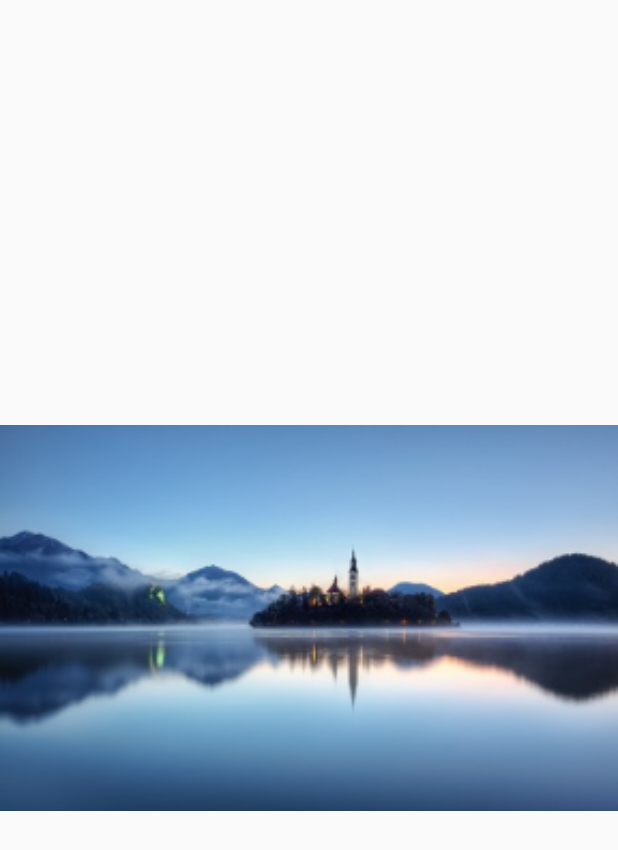
After one commit to chen22207/MiYouApp, an Android app: the LoginActivity screen opened directly, with no data from a screen before it, on a phone screen of 412 x 824 dp. The commit adds this screen. Shown: the top 850 px of the screen. Run offline under Robolectric (Android 15) with nearby library versions, the phone set to English and light mode, and no system bars; our stand-ins replace ButterKnife.

```diff
--- /dev/null
+++ b/app/src/main/java/com/firstblood/miyo/activity/LoginActivity.java
@@ -0,0 +1,68 @@
+package com.firstblood.miyo.activity;
+
+import android.os.Bundle;
+import android.support.v4.view.PagerAdapter;
+import android.support.v4.view.ViewPager;
+import android.support.v7.app.AppCompatActivity;
+import android.view.View;
+import android.view.ViewGroup;
+import android.widget.ImageView;
+
+import com.firstblood.miyou.R;
+
+import java.util.ArrayList;
+import java.util.List;
+
+import butterknife.ButterKnife;
+import butterknife.InjectView;
+
+public class LoginActivity extends AppCompatActivity {
+
+    @InjectView(R.id.login_vp)
+    ViewPager loginVp;
+
+    private List<ImageView> images = new ArrayList<>();
+
+    @Override
+    protected void onCreate(Bundle savedInstanceState) {
+        super.onCreate(savedInstanceState);
+        setContentView(R.layout.activity_login);
+        ButterKnife.inject(this);
+        for (int i = 0; i < 5; i++) {
+            ImageView iv = new ImageView(this);
+//            iv.setLayoutParams(new ViewGroup.LayoutParams(ViewGroup.LayoutParams.MATCH_PARENT, 100));
+//            iv.setScaleType(ImageView.ScaleType.FIT_XY);
+            iv.setImageResource(R.drawable.f1);
+            images.add(iv);
+        }
+
+        loginVp.setAdapter(new MyPagerAdapter());
+
+    }
+
+    private class MyPagerAdapter extends PagerAdapter {
+
+        @Override
+        public void destroyItem(ViewGroup container, int position, Object object) {
+            container.removeView(images.get(position));
+        }
+
+        @Override
+        public Object instantiateItem(ViewGroup container, int position) {
+            container.addView(images.get(position));
+            return images.get(position);
+        }
+
+        @Override
+        public int getCount() {
+            return images.size();
+        }
+
+        @Override
+        public boolean isViewFromObject(View view, Object object) {
+            return view == object;
+        }
+
+
+    }
+}
--- /dev/null
+++ b/app/src/main/res/layout/activity_login.xml
@@ -0,0 +1,12 @@
+<?xml version="1.0" encoding="utf-8"?>
+<RelativeLayout
+    xmlns:android="http://schemas.android.com/apk/res/android"
+    android:layout_width="match_parent"
+    android:layout_height="match_parent">
+
+    <android.support.v4.view.ViewPager
+        android:id="@+id/login_vp"
+        android:layout_width="match_parent"
+        android:layout_height="wrap_content"/>
+
+</RelativeLayout>
--- a/app/src/main/res/layout/activity_main.xml
+++ b/app/src/main/res/layout/activity_main.xml
@@ -5,8 +5,8 @@
 	android:layout_height="match_parent"
                 tools:context="com.firstblood.miyo.activity.MainActivity">
 
-    <android.support.v4.view.ViewPager
-        android:id="@+id/main_vp"
+    <FrameLayout
+        android:id="@+id/main_fl"
         android:layout_width="match_parent"
         android:layout_height="match_parent"
         android:layout_above="@+id/main_rg"/>
--- a/app/src/main/res/layout/listitem_home_page_header.xml
+++ b/app/src/main/res/layout/listitem_home_page_header.xml
@@ -1,12 +1,12 @@
 <?xml version="1.0" encoding="utf-8"?>
 <RelativeLayout xmlns:android="http://schemas.android.com/apk/res/android"
                 android:layout_width="match_parent"
-                android:layout_height="200dp">
+                android:layout_height="match_parent">
 
     <android.support.v4.view.ViewPager
         android:id="@+id/list_item_home_page_vp"
         android:layout_width="match_parent"
-        android:layout_height="match_parent"/>
+        android:layout_height="200dp"/>
 
     <LinearLayout
         android:id="@+id/list_item_home_page_image_index_ll"
--- a/app/src/main/res/values-w820dp/dimens.xml
+++ b/app/src/main/res/values-w820dp/dimens.xml
@@ -1,6 +1,6 @@
 <resources>
-	<!-- Example customization of dimensions originally defined in res/values/dimens.xml
+    <!-- Example customization of dimensions originally defined in res/values/dimens.xml
          (such as screen margins) for screens with more than 820dp of available width. This
          would include 7" and 10" devices in landscape (~960dp and ~1280dp respectively). -->
-	<dimen name="activity_horizontal_margin">64dp</dimen>
+    <dimen name="activity_horizontal_margin">64dp</dimen>
 </resources>
--- a/app/src/main/res/values/strings.xml
+++ b/app/src/main/res/values/strings.xml
@@ -6,4 +6,6 @@
 
     <!-- TODO: Remove or change this placeholder text -->
     <string name="hello_blank_fragment">Hello blank fragment</string>
+    <string name="title_activity_login">LoginActivity</string>
+    <string name="action_settings">Settings</string>
 </resources>
--- a/app/src/main/res/values/styles.xml
+++ b/app/src/main/res/values/styles.xml
@@ -13,8 +13,8 @@
         <item name="windowNoTitle">true</item>
     </style>
 
-	<style name="AppTheme.AppBarOverlay" parent="ThemeOverlay.AppCompat.Dark.ActionBar" />
+    <style name="AppTheme.AppBarOverlay" parent="ThemeOverlay.AppCompat.Dark.ActionBar"/>
 
-	<style name="AppTheme.PopupOverlay" parent="ThemeOverlay.AppCompat.Light" />
+    <style name="AppTheme.PopupOverlay" parent="ThemeOverlay.AppCompat.Light"/>
 
 </resources>
```
Also changed, not shown: app/src/main/AndroidManifest.xml (+7 -2 lines), app/src/main/java/com/firstblood/miyo/activity/MainActivity.java (+47 -41 lines), app/src/main/java/com/firstblood/miyo/fragment/HomePageFragment.java (+20 -5 lines), app/src/main/res/layout/content_main.xml (deleted, +0 -15 lines), app/src/main/res/menu/menu_login.xml (added, +10 -0 lines), app/src/main/res/values/dimens.xml (+4 -4 lines), app/src/main/res/values-v21/styles.xml (indentation only), 1 other file. Lines whose indentation alone changed are shown as unchanged.
